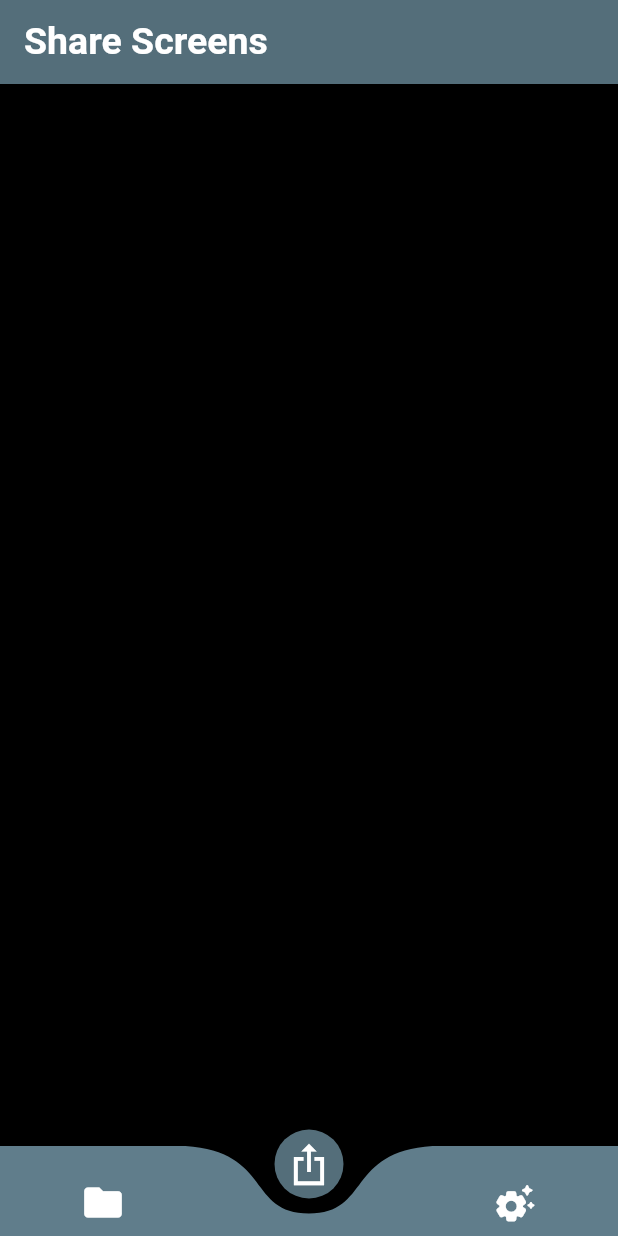
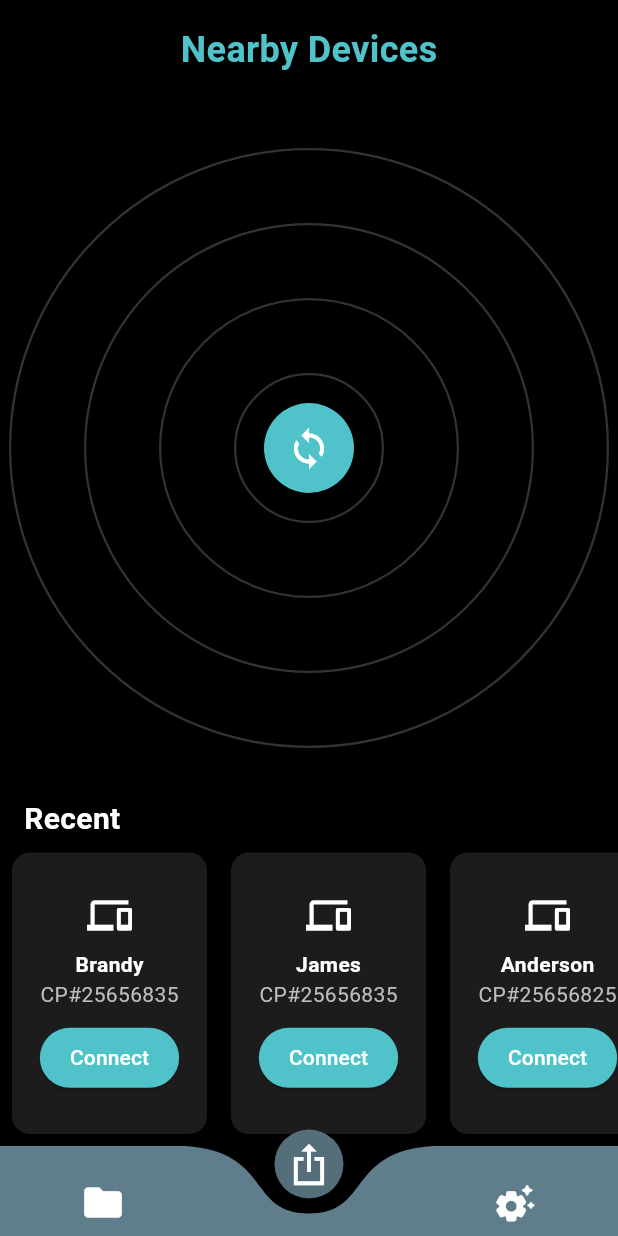
Before and after one commit to sarthakKapoor05/datavault, a Flutter app: the Home screen opened directly, item 2 of the bottom bar chosen, on a phone screen of 412 x 824 dp. Run offline on Flutter 3.47's test engine with Material 3 defaults, Android fonts, the phone set to English and light mode, and no system bars; drawn by our look-alikes of curved_navigation_bar; our stand-ins replace shared_preferences; accounts and stored records are empty.

Commit message:
Nearby Device Screen

```diff
--- /dev/null
+++ b/lib/Scrrens/Nearby_Devices_screen.dart
@@ -0,0 +1,132 @@
+import 'package:flutter/material.dart';
+
+class ShareScreen extends StatelessWidget {
+  final List<Map<String, String>> recentDevices = [
+    {'name': 'Brandy', 'id': 'CP#25656835'},
+    {'name': 'James', 'id': 'CP#25656835'},
+    {'name': 'Anderson', 'id': 'CP#25656825'},
+    {'name': 'Sarthak', 'id': 'CP#25656135'},
+    {'name': 'xyz', 'id': 'CP#25656815'},
+    {'name': 'Iron man', 'id': 'CP#25616835'},
+  ];
+
+  @override
+  Widget build(BuildContext context) {
+    return Scaffold(
+      backgroundColor: Colors.black,
+      body: SafeArea(
+        child: Column(
+          children: [
+            const Padding(
+              padding: EdgeInsets.all(16.0),
+              child: Text(
+                'Nearby Devices',
+                style: TextStyle(
+                  fontSize: 24,
+                  fontWeight: FontWeight.bold,
+                  color: Color(0xFF50C2C9),
+                ),
+              ),
+            ),
+            Expanded(
+              flex: 2,
+              child: Stack(
+                alignment: Alignment.center,
+                children: [
+                  ...List.generate(4, (index) {
+                    double radius = (index + 1) * 50;
+                    return Container(
+                      width: radius * 2,
+                      height: radius * 2,
+                      decoration: BoxDecoration(
+                        border: Border.all(
+                          color: Colors.white.withOpacity(0.2),
+                          width: 1.5,
+                        ),
+                        shape: BoxShape.circle,
+                      ),
+                    );
+                  }),
+                  Container(
+                    width: 60,
+                    height: 60,
+                    decoration: BoxDecoration(
+                      color: Color(0xFF50C2C9),
+                      shape: BoxShape.circle,
+                    ),
+                    child: Icon(Icons.sync, color: Colors.white, size: 30),
+                  ),
+                ],
+              ),
+            ),
+            Expanded(
+              child: Column(
+                crossAxisAlignment: CrossAxisAlignment.start,
+                children: [
+                  const Padding(
+                    padding: EdgeInsets.symmetric(horizontal: 16),
+                    child: Text(
+                      'Recent',
+                      style: TextStyle(
+                        fontSize: 20,
+                        fontWeight: FontWeight.bold,
+                        color: Colors.white,
+                      ),
+                    ),
+                  ),
+                  Expanded(
+                    child: ListView.builder(
+                      scrollDirection: Axis.horizontal,
+                      itemCount: recentDevices.length,
+                      itemBuilder: (context, index) {
+                        return _recentDeviceCard(recentDevices[index]);
+                      },
+                    ),
+                  ),
+                ],
+              ),
+            ),
+          ],
+        ),
+      ),
+    );
+  }
+
+  Widget _recentDeviceCard(Map<String, String> device) {
+    return Container(
+      width: 130,
+      margin: const EdgeInsets.all(8),
+      decoration: BoxDecoration(
+        borderRadius: BorderRadius.circular(12),
+        color: Color(0xFF1C1C1C),
+        boxShadow: [
+          BoxShadow(color: Colors.black26, blurRadius: 5, offset: Offset(0, 2)),
+        ],
+      ),
+      child: Column(
+        mainAxisAlignment: MainAxisAlignment.center,
+        children: [
+          const Icon(Icons.devices, size: 30, color: Colors.white),
+          const SizedBox(height: 8),
+          Text(
+            device['name']!,
+            style: const TextStyle(
+              fontWeight: FontWeight.bold,
+              color: Colors.white,
+            ),
+          ),
+          Text(device['id']!, style: TextStyle(color: Colors.grey.shade400)),
+          const SizedBox(height: 8),
+          ElevatedButton(
+            onPressed: () {},
+            style: ElevatedButton.styleFrom(
+              backgroundColor: Color(0xFF50C2C9),
+              padding: EdgeInsets.symmetric(horizontal: 20),
+            ),
+            child: const Text('Connect', style: TextStyle(color: Colors.white)),
+          ),
+        ],
+      ),
+    );
+  }
+}
--- a/lib/Scrrens/home.dart
+++ b/lib/Scrrens/home.dart
@@ -1,7 +1,7 @@
 import 'package:curved_navigation_bar/curved_navigation_bar.dart';
 import 'package:datavault/Scrrens/dashboard.dart';
 import 'package:datavault/Scrrens/settings.dart';
-import 'package:datavault/Scrrens/share.dart';
+import 'package:datavault/Scrrens/Nearby_Devices_screen.dart';
 import 'package:flutter/material.dart';
 
 class Home extends StatefulWidget {
@@ -15,7 +15,7 @@ class _HomeState extends State<Home> {
   int index = 0;
 
   // ✅ Screens for navigation
-  final screens = [Dashboard(), Share(), Settings()];
+  final screens = [Dashboard(), ShareScreen(), Settings()];
 
   @override
   Widget build(BuildContext context) {
--- a/lib/Scrrens/share.dart
+++ /dev/null
@@ -1,28 +0,0 @@
-import 'package:flutter/material.dart';
-
-class Share extends StatefulWidget {
-  const Share({super.key});
-
-  @override
-  State<Share> createState() => _ShareState();
-}
-
-class _ShareState extends State<Share> {
-  @override
-  Widget build(BuildContext context) {
-    return Scaffold(
-      appBar: AppBar(
-        title: Text(
-          'Share Screens',
-          style: TextStyle(
-            fontSize: 25,
-            fontWeight: FontWeight.bold,
-            color: Colors.white,
-          ),
-        ),
-        backgroundColor: Colors.blueGrey[600],
-      ),
-      backgroundColor: const Color.fromARGB(255, 0, 0, 0),
-    );
-  }
-}
--- a/lib/Scrrens/try.dart
+++ b/lib/Scrrens/try.dart
@@ -1,7 +1,7 @@
 import 'package:curved_navigation_bar/curved_navigation_bar.dart';
 import 'package:datavault/Scrrens/files.dart';
 import 'package:datavault/Scrrens/settings.dart';
-import 'package:datavault/Scrrens/share.dart';
+import 'package:datavault/Scrrens/Nearby_Devices_screen.dart';
 import 'package:flutter/material.dart';
 
 class Home extends StatefulWidget {
@@ -13,7 +13,7 @@ class Home extends StatefulWidget {
 
 class _HomeState extends State<Home> {
   int index = 1; // Default to Share screen
-  final screen = [Files(), Share(), Settings()];
+  final screen = [Files(), ShareScreen(), Settings()];
 
   @override
   Widget build(BuildContext context) {
```
